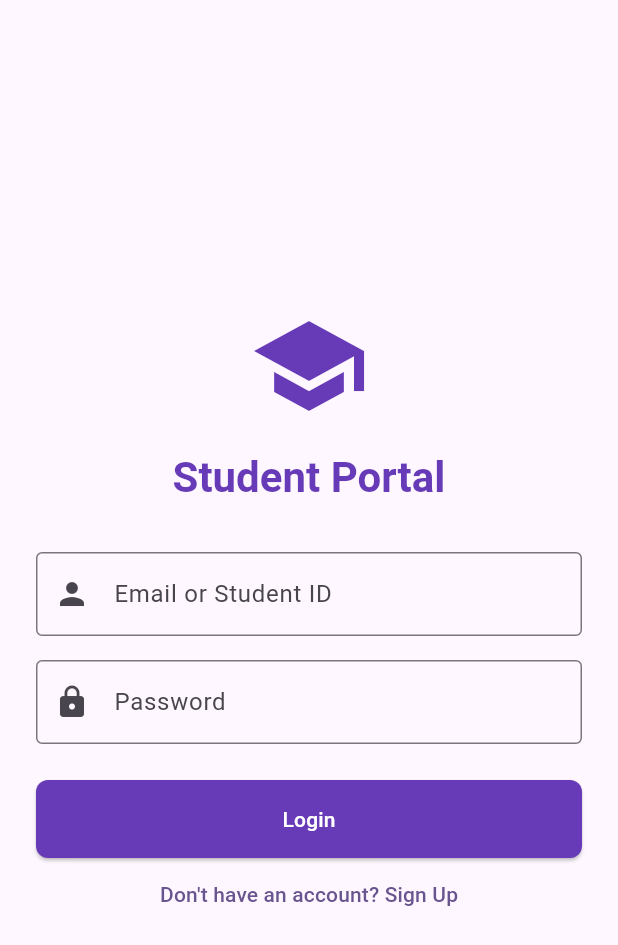
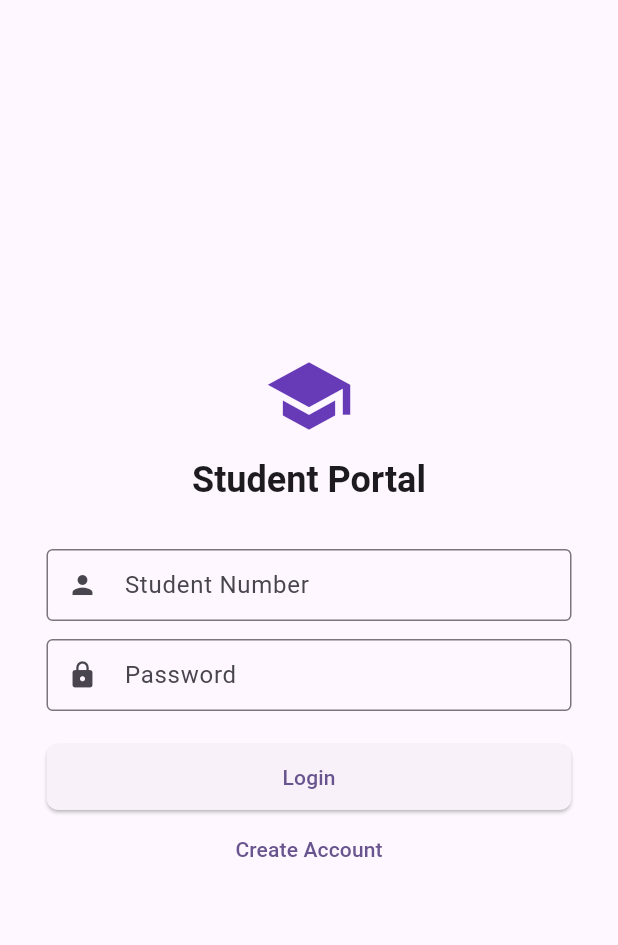
Before and after one commit to KeziahParpa/enrollment_system, a Flutter app: the screen it shows after launch, on a phone screen of 412 x 824 dp. Shown: the top 945 px of the screen. Run offline on Flutter 3.47's test engine with Material 3 defaults, Android fonts, the phone set to English and light mode, and no system bars; our stand-ins replace fl_chart, google_fonts.

Commit message:
log in screen

```diff
--- a/lib/screens/action_queues_screen.dart
+++ b/lib/screens/action_queues_screen.dart
@@ -105,7 +105,7 @@ class _ActionQueuesScreenState extends State<ActionQueuesScreen> {
                 ? const Center(child: Text('All caught up!'))
                 : ListView.separated(
                     itemCount: list.length,
-                    separatorBuilder: (_, __) => const SizedBox(height: 12),
+                    separatorBuilder: (_, _) => const SizedBox(height: 12),
                     itemBuilder: (ctx, i) => _buildRequestItem(list[i]),
                   ),
           ),
--- a/lib/screens/courses_screen.dart
+++ b/lib/screens/courses_screen.dart
@@ -266,7 +266,7 @@ class _CoursesScreenState extends State<CoursesScreen> {
     ValueChanged<String?> onChanged,
   ) {
     return DropdownButtonFormField<String>(
-      value: value,
+      initialValue: value,
       items: items
           .map((i) => DropdownMenuItem(value: i, child: Text(i)))
           .toList(),
--- a/lib/screens/login_screen.dart
+++ b/lib/screens/login_screen.dart
@@ -9,8 +9,6 @@ class LoginScreen extends StatefulWidget {
 
 class _LoginScreenState extends State<LoginScreen> {
   final _formKey = GlobalKey<FormState>();
-  final _emailController = TextEditingController();
-  final _passwordController = TextEditingController();
 
   @override
   Widget build(BuildContext context) {
@@ -18,65 +16,65 @@ class _LoginScreenState extends State<LoginScreen> {
       body: Center(
         child: SingleChildScrollView(
           padding: const EdgeInsets.all(24.0),
+          // We wrap the entire Form in a ConstrainedBox or SizedBox
+          // to keep it from stretching too wide on web or tablets.
+          child: SizedBox(
+            width: 350, // This makes the "space" for the words shorter
             child: Form(
               key: _formKey,
               child: Column(
                 mainAxisAlignment: MainAxisAlignment.center,
                 crossAxisAlignment: CrossAxisAlignment.stretch,
                 children: [
-                const Icon(Icons.school, size: 80, color: Colors.deepPurple),
-                const SizedBox(height: 16),
+                  const Icon(Icons.school, size: 60, color: Colors.deepPurple),
+                  const SizedBox(height: 10),
                   Text(
                     "Student Portal",
                     textAlign: TextAlign.center,
-                  style: Theme.of(context).textTheme.headlineMedium?.copyWith(
+                    style: Theme.of(context).textTheme.headlineSmall?.copyWith(
                           fontWeight: FontWeight.bold,
-                        color: Colors.deepPurple,
                         ),
                   ),
-                const SizedBox(height: 32),
+                  const SizedBox(height: 30),
+
+                  // --- EMAIL FIELD ---
                   TextFormField(
-                  controller: _emailController,
                     decoration: const InputDecoration(
-                    labelText: "Email or Student ID",
+                      labelText: "Student Number",
+                      isDense: true, // This makes the box vertically shorter
+                      contentPadding: EdgeInsets.symmetric(horizontal: 12, vertical: 12), // Tighter space
                       border: OutlineInputBorder(),
-                    prefixIcon: Icon(Icons.person),
+                      prefixIcon: Icon(Icons.person, size: 20),
                     ),
-                  validator: (value) =>
-                      value!.isEmpty ? "Please enter your ID" : null,
                   ),
-                const SizedBox(height: 16),
+                  const SizedBox(height: 12), // Shorter gap between fields
+
+                  // --- PASSWORD FIELD ---
                   TextFormField(
-                  controller: _passwordController,
                     obscureText: true,
                     decoration: const InputDecoration(
                       labelText: "Password",
+                      isDense: true,
+                      contentPadding: EdgeInsets.symmetric(horizontal: 12, vertical: 12),
                       border: OutlineInputBorder(),
-                    prefixIcon: Icon(Icons.lock),
+                      prefixIcon: Icon(Icons.lock, size: 20),
                     ),
-                  validator: (value) =>
-                      value!.isEmpty ? "Please enter your password" : null,
                   ),
-                const SizedBox(height: 24),
+
+                  const SizedBox(height: 20),
                   ElevatedButton(
-                  onPressed: () {
-                    if (_formKey.currentState!.validate()) {
-                      // Navigate to Main Student Dashboard
-                      Navigator.pushReplacementNamed(context, '/main');
-                    }
-                  },
+                    onPressed: () => Navigator.pushReplacementNamed(context, '/main'),
                     style: ElevatedButton.styleFrom(
-                    padding: const EdgeInsets.symmetric(vertical: 16),
-                    backgroundColor: Colors.deepPurple,
-                    foregroundColor: Colors.white,
+                      padding: const EdgeInsets.symmetric(vertical: 12),
                     ),
                     child: const Text("Login"),
                   ),
                   TextButton(
                     onPressed: () => Navigator.pushNamed(context, '/signup'),
-                  child: const Text("Don't have an account? Sign Up"),
+                    child: const Text("Create Account"),
                   ),
                 ],
+              ),
             ),
           ),
         ),
```
Also changed, not shown: pubspec.yaml (line endings or trailing spaces). Lines whose indentation alone changed are shown as unchanged.
